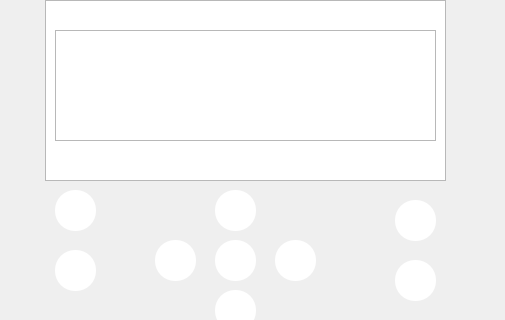
ahmadjazmawi1/3004-Project-Group-12, file code/mainwindow.ui: the form before one commit; both pictures show x 295 to 800 and y 130 to 450 of the 800 by 600 pixel window.
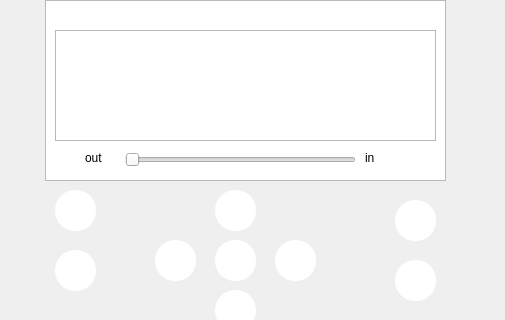
The form after the commit. Icons and pictures are not drawn. Custom widgets are drawn as their Qt base class.

Commit message: added breath pacer to ui

The edit to the form file:
```diff
--- a/code/mainwindow.ui
+++ b/code/mainwindow.ui
@@ -273,6 +273,48 @@
      <string/>
     </property>
    </widget>
+   <widget class="QSlider" name="breathPacer">
+    <property name="geometry">
+     <rect>
+      <x>420</x>
+      <y>280</y>
+      <width>231</width>
+      <height>20</height>
+     </rect>
+    </property>
+    <property name="whatsThis">
+     <string extracomment="Breath Pacer"/>
+    </property>
+    <property name="orientation">
+     <enum>Qt::Horizontal</enum>
+    </property>
+   </widget>
+   <widget class="QLabel" name="label_2">
+    <property name="geometry">
+     <rect>
+      <x>380</x>
+      <y>280</y>
+      <width>31</width>
+      <height>16</height>
+     </rect>
+    </property>
+    <property name="text">
+     <string>out</string>
+    </property>
+   </widget>
+   <widget class="QLabel" name="label_3">
+    <property name="geometry">
+     <rect>
+      <x>660</x>
+      <y>280</y>
+      <width>31</width>
+      <height>16</height>
+     </rect>
+    </property>
+    <property name="text">
+     <string>in</string>
+    </property>
+   </widget>
    <zorder>label_7</zorder>
    <zorder>label</zorder>
    <zorder>screenDisplay</zorder>
@@ -286,6 +328,9 @@
    <zorder>powerButton</zorder>
    <zorder>mainMenu</zorder>
    <zorder>pushButton</zorder>
+   <zorder>breathPacer</zorder>
+   <zorder>label_2</zorder>
+   <zorder>label_3</zorder>
   </widget>
   <widget class="QMenuBar" name="menubar">
    <property name="geometry">
@@ -293,7 +338,7 @@
      <x>0</x>
      <y>0</y>
      <width>800</width>
-     <height>22</height>
+     <height>35</height>
     </rect>
    </property>
   </widget>
```
The commit also changes 1 other file.
